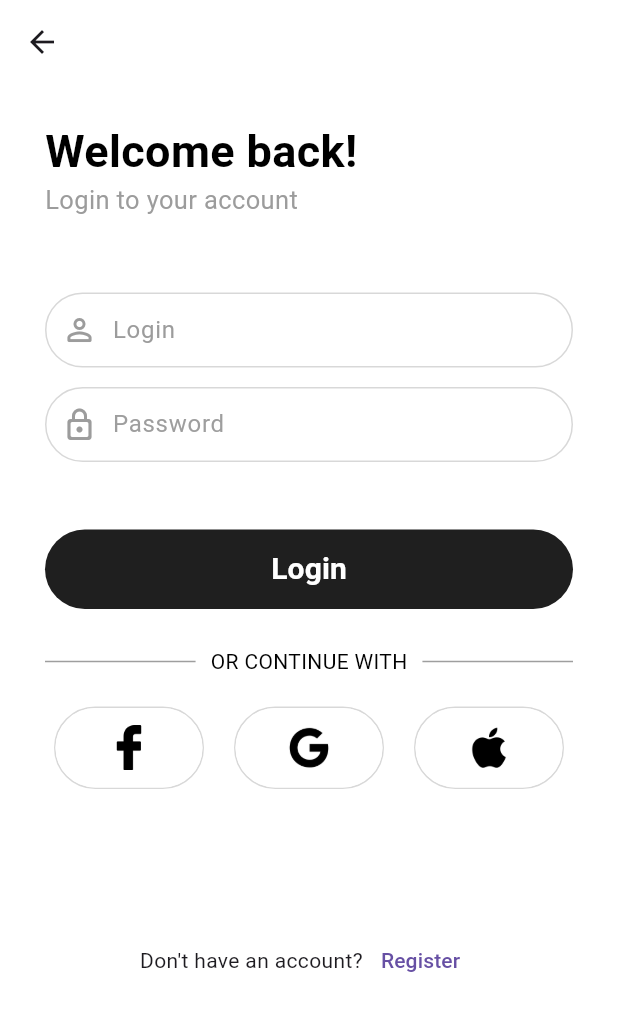
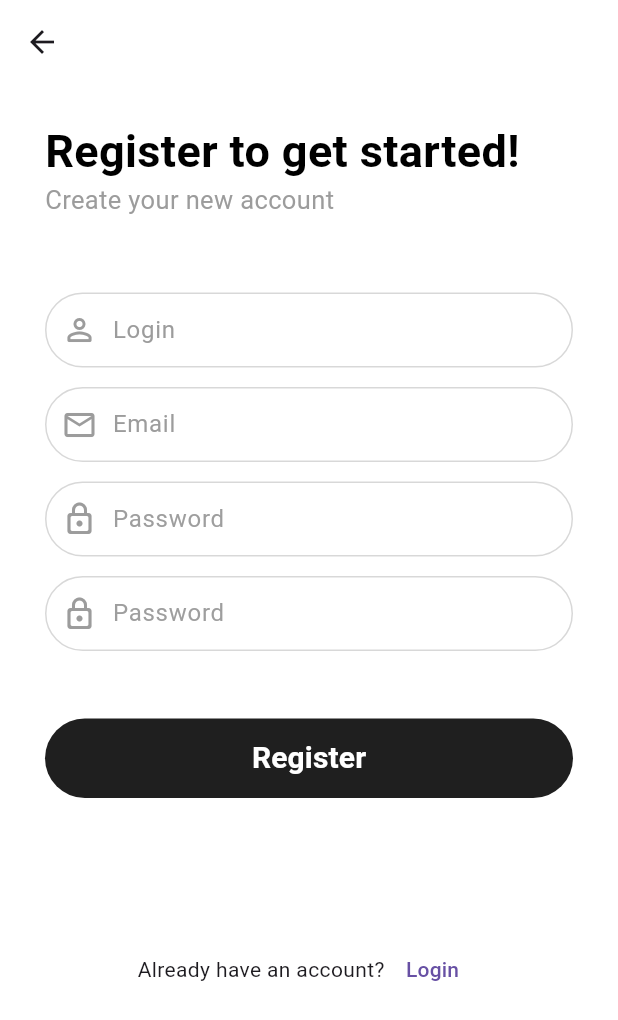
Before and after one commit to mevyst2003/MobileAppProject, a Flutter app: the Loign screen opened directly, after a tap on "Register", on a phone screen of 412 x 824 dp. Shown: the top 1020 px of the screen. Run offline on Flutter 3.47's test engine with Material 3 defaults, Android fonts, the phone set to English and light mode, and no system bars.

Commit message:
register

```diff
--- a/mobileappproject/lib/loign.dart
+++ b/mobileappproject/lib/loign.dart
@@ -1,5 +1,5 @@
 import 'package:flutter/material.dart';
-import 'package:flutter/widgets.dart';
+import 'package:mobileappproject/register.dart';
 
 class Loign extends StatelessWidget {
   const Loign({super.key});
@@ -235,7 +235,14 @@ class Loign extends StatelessWidget {
                 mainAxisAlignment: MainAxisAlignment.center,
                 children: [
                   const Text("Don't have an account?"),
-                  TextButton(onPressed: () {}, child: const Text("Register"))
+                  TextButton(
+                      onPressed: () {
+                        Navigator.push(
+                            context,
+                            MaterialPageRoute(
+                                builder: (context) => const Register()));
+                      },
+                      child: const Text("Register"))
                 ],
               ),
             ],
--- a/mobileappproject/lib/register.dart
+++ b/mobileappproject/lib/register.dart
@@ -0,0 +1,204 @@
+import 'package:flutter/material.dart';
+
+class Register extends StatelessWidget {
+  const Register({super.key});
+
+  @override
+  Widget build(BuildContext context) {
+    return Scaffold(
+      appBar: AppBar(
+        backgroundColor: Colors.white,
+        leading: IconButton(
+          icon: const Icon(Icons.arrow_back),
+          onPressed: () {
+            Navigator.pop(context);
+          },
+        ),
+      ),
+      body: Container(
+        decoration: const BoxDecoration(color: Colors.white),
+        child: Padding(
+          padding: const EdgeInsets.symmetric(horizontal: 30),
+          child: Column(
+            crossAxisAlignment: CrossAxisAlignment.start,
+            children: [
+              const SizedBox(height: 30),
+              const Text(
+                "Register to get started!",
+                style: TextStyle(
+                  fontWeight: FontWeight.w600,
+                  color: Colors.black,
+                  fontSize: 30,
+                  height: 1.0,
+                ),
+              ),
+              const Text(
+                "Create your new account",
+                style: TextStyle(
+                  color: Color.fromARGB(255, 156, 156, 156),
+                  fontSize: 17,
+                  height: 2,
+                ),
+              ),
+              const SizedBox(height: 45),
+              Container(
+                padding: const EdgeInsets.symmetric(horizontal: 10),
+                decoration: BoxDecoration(
+                  color: Colors.white,
+                  borderRadius: BorderRadius.circular(30),
+                  border: Border.all(color: Colors.grey.withOpacity(0.4)),
+                ),
+                child: const Row(
+                  children: [
+                    Icon(
+                      Icons.person_outline_rounded,
+                      color: Color.fromARGB(255, 156, 156, 156),
+                    ),
+                    SizedBox(width: 10),
+                    Expanded(
+                      child: TextField(
+                        decoration: InputDecoration(
+                          border: InputBorder.none,
+                          hintText: "Login",
+                          hintStyle: TextStyle(
+                              color: Color.fromARGB(255, 156, 156, 156),
+                              fontWeight: FontWeight.normal),
+                        ),
+                      ),
+                    ),
+                  ],
+                ),
+              ),
+              const SizedBox(height: 13),
+              Container(
+                padding: const EdgeInsets.symmetric(horizontal: 10),
+                decoration: BoxDecoration(
+                  color: Colors.white,
+                  borderRadius: BorderRadius.circular(30),
+                  border: Border.all(color: Colors.grey.withOpacity(0.4)),
+                ),
+                child: const Row(
+                  children: [
+                    Icon(
+                      Icons.email_outlined,
+                      color: Color.fromARGB(255, 156, 156, 156),
+                    ),
+                    SizedBox(width: 10),
+                    Expanded(
+                      child: TextField(
+                        decoration: InputDecoration(
+                          border: InputBorder.none,
+                          hintText: "Email",
+                          hintStyle: TextStyle(
+                              color: Color.fromARGB(255, 156, 156, 156),
+                              fontWeight: FontWeight.normal),
+                        ),
+                      ),
+                    ),
+                  ],
+                ),
+              ),
+              const SizedBox(height: 13),
+              Container(
+                padding: const EdgeInsets.symmetric(horizontal: 10),
+                decoration: BoxDecoration(
+                  color: Colors.white,
+                  borderRadius: BorderRadius.circular(30),
+                  border: Border.all(color: Colors.grey.withOpacity(0.4)),
+                ),
+                child: const Row(
+                  children: [
+                    Icon(
+                      Icons.lock_outline_rounded,
+                      color: Color.fromARGB(255, 156, 156, 156),
+                    ),
+                    SizedBox(width: 10),
+                    Expanded(
+                      child: TextField(
+                        obscureText: true,
+                        decoration: InputDecoration(
+                          border: InputBorder.none,
+                          hintText: "Password",
+                          hintStyle: TextStyle(
+                              color: Colors.grey,
+                              fontWeight: FontWeight.normal),
+                        ),
+                      ),
+                    ),
+                  ],
+                ),
+              ),
+               const SizedBox(height: 13),
+              Container(
+                padding: const EdgeInsets.symmetric(horizontal: 10),
+                decoration: BoxDecoration(
+                  color: Colors.white,
+                  borderRadius: BorderRadius.circular(30),
+                  border: Border.all(color: Colors.grey.withOpacity(0.4)),
+                ),
+                child: const Row(
+                  children: [
+                    Icon(
+                      Icons.lock_outline_rounded,
+                      color: Color.fromARGB(255, 156, 156, 156),
+                    ),
+                    SizedBox(width: 10),
+                    Expanded(
+                      child: TextField(
+                        obscureText: true,
+                        decoration: InputDecoration(
+                          border: InputBorder.none,
+                          hintText: "Password",
+                          hintStyle: TextStyle(
+                              color: Colors.grey,
+                              fontWeight: FontWeight.normal),
+                        ),
+                      ),
+                    ),
+                  ],
+                ),
+              ),
+              const SizedBox(
+                height: 45,
+              ),
+              SizedBox(
+                height: 53,
+                width: 400,
+                child: FilledButton(
+                  onPressed: () {},
+                  style: ButtonStyle(
+                    backgroundColor: WidgetStateProperty.all<Color>(
+                        const Color.fromARGB(255, 31, 31, 31)),
+                  ),
+                  child: const Text(
+                    "Register",
+                    style: TextStyle(
+                      fontWeight: FontWeight.bold,
+                      color: Colors.white,
+                      fontSize: 20,
+                    ),
+                  ),
+                ),
+              ),
+              const SizedBox(
+                height: 25,
+              ),
+              const SizedBox(height: 65),
+              Row(
+                mainAxisAlignment: MainAxisAlignment.center,
+                children: [
+                  const Text("Already have an account?"),
+                  TextButton(
+                      onPressed: () {
+                         Navigator.pop(context);
+                      },
+                      child: const Text("Login"))
+                ],
+              ),
+            ],
+          ),
+        ),
+      ),
+    );
+  }
+}
```
